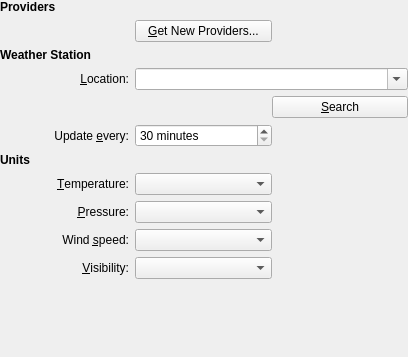
Qt form kdeplasma-addons/libs/plasmaweather/weatherconfig.ui (fluxer/kde-extraapps) before a commit.
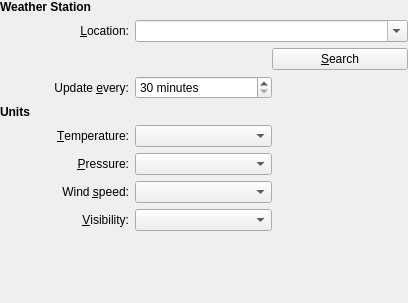
The same form after that commit. Custom widgets are drawn as their Qt base class.

Commit message: kdeplasma-addons: remove GHNS leftovers

The edit to the form file:
```diff
--- a/kdeplasma-addons/libs/plasmaweather/weatherconfig.ui
+++ b/kdeplasma-addons/libs/plasmaweather/weatherconfig.ui
@@ -7,7 +7,7 @@
     <x>0</x>
     <y>0</y>
     <width>408</width>
-    <height>357</height>
+    <height>303</height>
    </rect>
   </property>
   <property name="sizePolicy">
@@ -36,52 +36,6 @@
     <number>0</number>
    </property>
    <item row="0" column="0">
-    <widget class="QLabel" name="providerLabel_2">
-     <property name="font">
-      <font>
-       <weight>75</weight>
-       <bold>true</bold>
-      </font>
-     </property>
-     <property name="text">
-      <string>Providers</string>
-     </property>
-    </widget>
-   </item>
-   <item row="1" column="1">
-    <layout class="QHBoxLayout" name="horizontalLayout">
-     <property name="spacing">
-      <number>0</number>
-     </property>
-     <item>
-      <widget class="KPushButton" name="ghnsProviderButton">
-       <property name="sizePolicy">
-        <sizepolicy hsizetype="Expanding" vsizetype="Fixed">
-         <horstretch>0</horstretch>
-         <verstretch>0</verstretch>
-        </sizepolicy>
-       </property>
-       <property name="text">
-        <string>&amp;Get New Providers...</string>
-       </property>
-      </widget>
-     </item>
-     <item>
-      <spacer name="horizontalSpacer_8">
-       <property name="orientation">
-        <enum>Qt::Horizontal</enum>
-       </property>
-       <property name="sizeHint" stdset="0">
-        <size>
-         <width>40</width>
-         <height>20</height>
-        </size>
-       </property>
-      </spacer>
-     </item>
-    </layout>
-   </item>
-   <item row="2" column="0">
     <widget class="QLabel" name="locationLabel">
      <property name="font">
       <font>
@@ -94,7 +48,7 @@
      </property>
     </widget>
    </item>
-   <item row="3" column="0">
+   <item row="1" column="0">
     <widget class="QLabel" name="cityLabel">
      <property name="minimumSize">
       <size>
@@ -113,7 +67,7 @@
      </property>
     </widget>
    </item>
-   <item row="3" column="1">
+   <item row="1" column="1">
     <layout class="QHBoxLayout" name="locationlayout">
      <property name="spacing">
       <number>0</number>
@@ -136,7 +90,7 @@
      </item>
     </layout>
    </item>
-   <item row="4" column="1">
+   <item row="2" column="1">
     <layout class="QHBoxLayout" name="locationSearchLayout">
      <property name="spacing">
       <number>0</number>
@@ -169,7 +123,7 @@
      </item>
     </layout>
    </item>
-   <item row="5" column="0">
+   <item row="3" column="0">
     <widget class="QLabel" name="intervalLabel">
      <property name="minimumSize">
       <size>
@@ -188,7 +142,7 @@
      </property>
     </widget>
    </item>
-   <item row="5" column="1">
+   <item row="3" column="1">
     <layout class="QHBoxLayout" name="horizontalLayout_4">
      <property name="spacing">
       <number>0</number>
@@ -230,7 +184,7 @@
      </item>
     </layout>
    </item>
-   <item row="6" column="0">
+   <item row="4" column="0">
     <widget class="QLabel" name="unitsLabel">
      <property name="font">
       <font>
@@ -243,7 +197,7 @@
      </property>
     </widget>
    </item>
-   <item row="7" column="1">
+   <item row="5" column="1">
     <layout class="QHBoxLayout" name="horizontalLayout_5">
      <property name="spacing">
       <number>0</number>
@@ -273,7 +227,7 @@
      </item>
     </layout>
    </item>
-   <item row="7" column="0">
+   <item row="5" column="0">
     <widget class="QLabel" name="temperatureLabel">
      <property name="minimumSize">
       <size>
@@ -292,7 +246,7 @@
      </property>
     </widget>
    </item>
-   <item row="8" column="0">
+   <item row="6" column="0">
     <widget class="QLabel" name="pressureLabel">
      <property name="minimumSize">
       <size>
@@ -311,7 +265,7 @@
      </property>
     </widget>
    </item>
-   <item row="8" column="1">
+   <item row="6" column="1">
     <layout class="QHBoxLayout" name="horizontalLayout_6">
      <property name="spacing">
       <number>0</number>
@@ -341,7 +295,7 @@
      </item>
     </layout>
    </item>
-   <item row="9" column="0">
+   <item row="7" column="0">
     <widget class="QLabel" name="speedLabel">
      <property name="minimumSize">
       <size>
@@ -360,7 +314,7 @@
      </property>
     </widget>
    </item>
-   <item row="9" column="1">
+   <item row="7" column="1">
     <layout class="QHBoxLayout" name="horizontalLayout_7">
      <property name="spacing">
       <number>0</number>
@@ -390,7 +344,7 @@
      </item>
     </layout>
    </item>
-   <item row="10" column="0">
+   <item row="8" column="0">
     <widget class="QLabel" name="visibilityLabel">
      <property name="minimumSize">
       <size>
@@ -409,7 +363,7 @@
      </property>
     </widget>
    </item>
-   <item row="10" column="1">
+   <item row="8" column="1">
     <layout class="QHBoxLayout" name="horizontalLayout_8">
      <property name="spacing">
       <number>0</number>
@@ -439,7 +393,7 @@
      </item>
     </layout>
    </item>
-   <item row="11" column="0">
+   <item row="9" column="0">
     <spacer name="verticalSpacer">
      <property name="orientation">
       <enum>Qt::Vertical</enum>
```
The commit also changes 1 other file.
